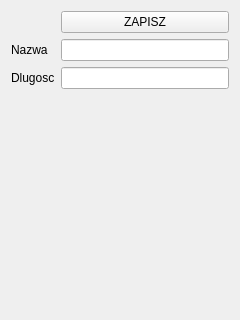
Above: DataManager/forms/GUI/item/buffview.ui from jurikimurik/Witcher_Adventures_PHP_QTCPP before the change. Below: the same form after it.
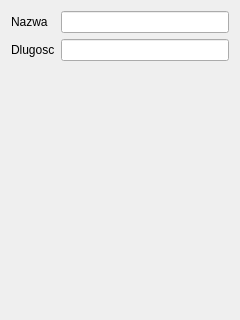
That is the form after the change.

Commit message: No more button "save" needed. Data will be obtained automatically (using getBuff).

The edit to the form file:
```diff
--- a/DataManager/forms/GUI/item/buffview.ui
+++ b/DataManager/forms/GUI/item/buffview.ui
@@ -14,33 +14,26 @@
    <string>Form</string>
   </property>
   <layout class="QFormLayout" name="formLayout">
-   <item row="1" column="0">
+   <item row="0" column="0">
     <widget class="QLabel" name="nameLabel">
      <property name="text">
       <string>Nazwa</string>
      </property>
     </widget>
    </item>
-   <item row="1" column="1">
+   <item row="0" column="1">
     <widget class="QLineEdit" name="nameEdit"/>
    </item>
-   <item row="2" column="0">
+   <item row="1" column="0">
     <widget class="QLabel" name="durationLabel">
      <property name="text">
       <string>Dlugosc</string>
      </property>
     </widget>
    </item>
-   <item row="2" column="1">
+   <item row="1" column="1">
     <widget class="QLineEdit" name="durationEdit"/>
    </item>
-   <item row="0" column="1">
-    <widget class="QPushButton" name="pushButton">
-     <property name="text">
-      <string>ZAPISZ</string>
-     </property>
-    </widget>
-   </item>
   </layout>
  </widget>
  <resources/>
```
Left out of the diff: 19 changed lines with no effect on the pictures. The commit also changes 1 other file.
